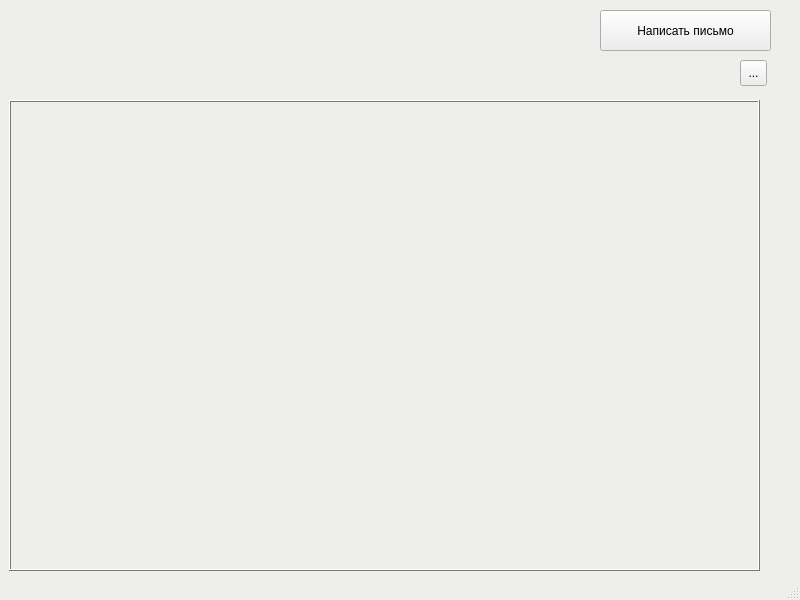
Qt form UI/History.ui (Masyru/Mailto) before a commit.
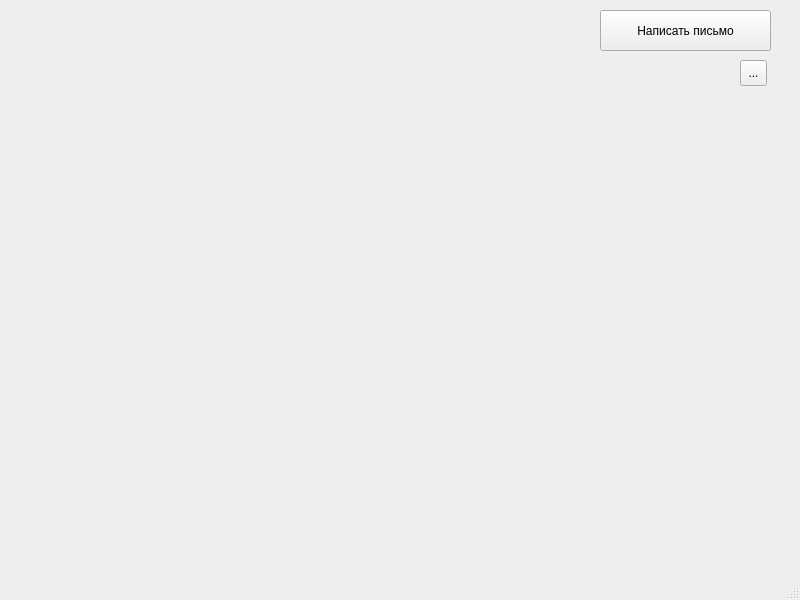
The same form after that commit. Icons and pictures are not drawn.

Commit message: non-worling ver in History

The edit to the form file:
```diff
--- a/UI/History.ui
+++ b/UI/History.ui
@@ -471,25 +471,6 @@
      <string>...</string>
     </property>
    </widget>
-   <widget class="QFrame" name="frame">
-    <property name="geometry">
-     <rect>
-      <x>9</x>
-      <y>100</y>
-      <width>751</width>
-      <height>471</height>
-     </rect>
-    </property>
-    <property name="contextMenuPolicy">
-     <enum>Qt::ActionsContextMenu</enum>
-    </property>
-    <property name="frameShape">
-     <enum>QFrame::Box</enum>
-    </property>
-    <property name="frameShadow">
-     <enum>QFrame::Raised</enum>
-    </property>
-   </widget>
   </widget>
   <widget class="QStatusBar" name="statusbar"/>
  </widget>
```
The commit also changes 6 other files.
